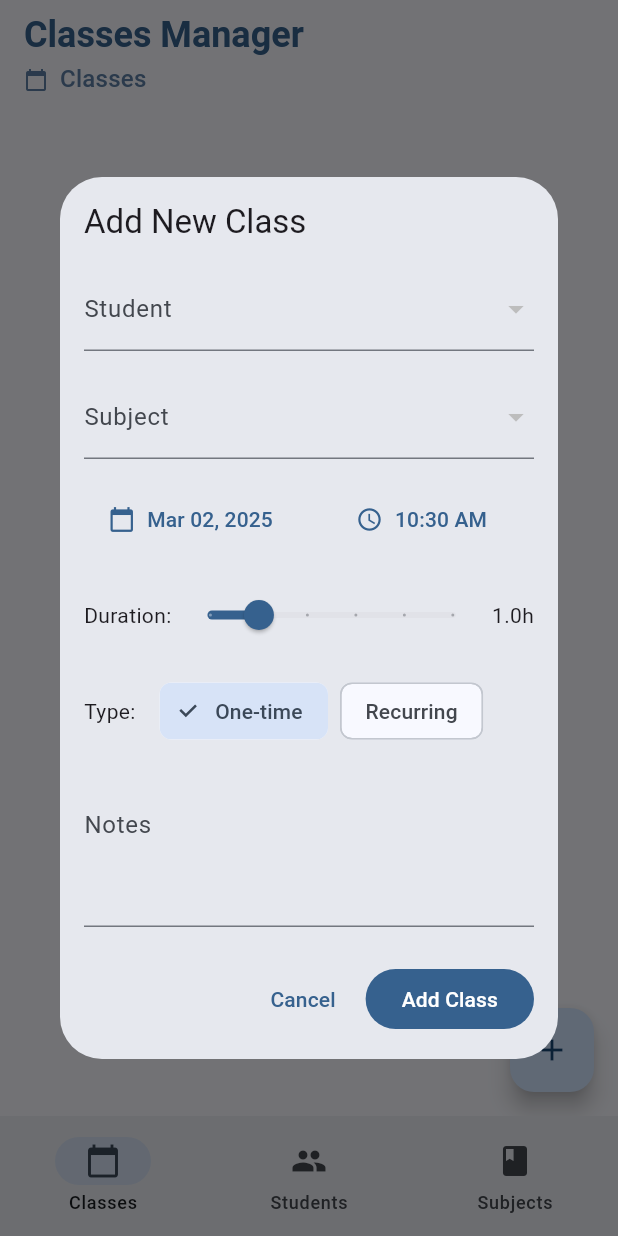
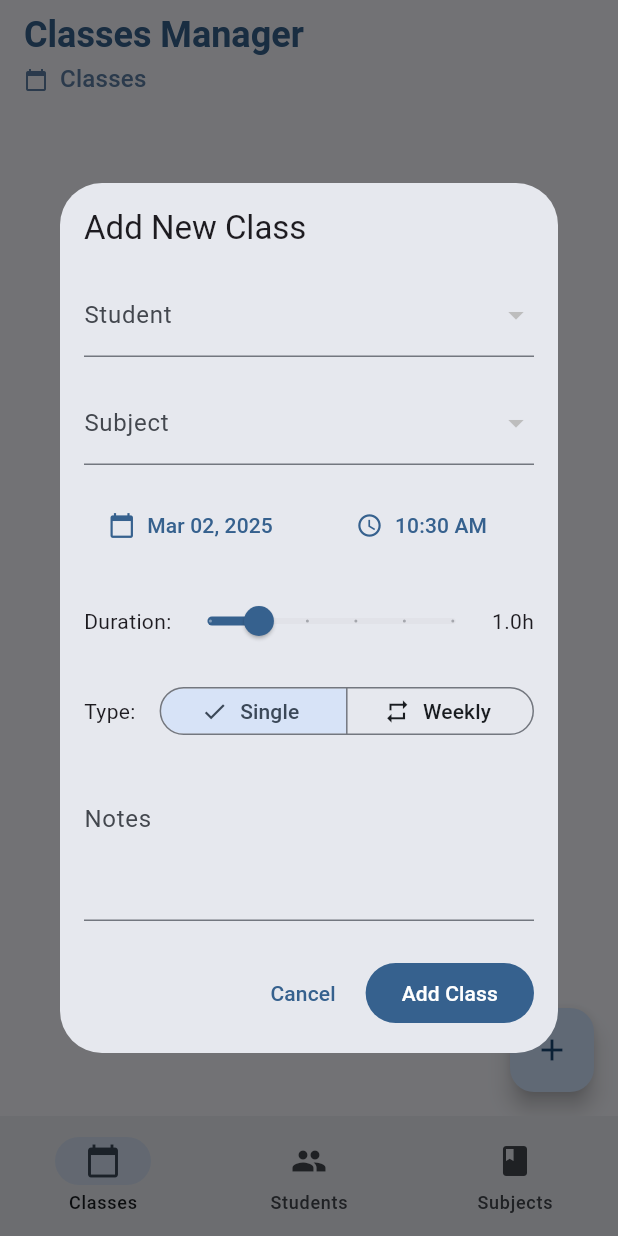
Before and after one commit to RMaster121/classes_manager, a Flutter app: the screen it shows after launch, after a tap on the "add" icon, on a phone screen of 412 x 824 dp. Run offline on Flutter 3.47's test engine with Material 3 defaults, Android fonts, the phone set to English and light mode, and no system bars; our stand-ins replace google_fonts, sqflite; accounts and stored records are empty.

Commit message:
Refactor class type selection with SegmentedButton

```diff
--- a/lib/screens/classes_screen.dart
+++ b/lib/screens/classes_screen.dart
@@ -194,30 +194,37 @@ class _ClassesScreenState extends State<ClassesScreen> {
                             // Class Type Selection
                             Row(
                               children: [
-                                const Text('Type:'),
+                                Text(
+                                  'Type:',
+                                  style: Theme.of(context).textTheme.bodyMedium,
+                                ),
                                 const SizedBox(width: 16),
-                                ChoiceChip(
-                                  label: const Text('One-time'),
-                                  selected: _type == ClassType.oneTime,
-                                  onSelected: (selected) {
-                                    if (selected) {
+                                Expanded(
+                                  child: SegmentedButton<ClassType>(
+                                    segments: const [
+                                      ButtonSegment<ClassType>(
+                                        value: ClassType.oneTime,
+                                        icon: Icon(Icons.event),
+                                        label: Text('Single'),
+                                      ),
+                                      ButtonSegment<ClassType>(
+                                        value: ClassType.recurring,
+                                        icon: Icon(Icons.repeat),
+                                        label: Text('Weekly'),
+                                      ),
+                                    ],
+                                    selected: {_type},
+                                    onSelectionChanged: (
+                                      Set<ClassType> selected,
+                                    ) {
                                       setDialogState(
-                                        () => _type = ClassType.oneTime,
+                                        () => _type = selected.first,
                                       );
-                                    }
-                                  },
-                                ),
-                                const SizedBox(width: 8),
-                                ChoiceChip(
-                                  label: const Text('Recurring'),
-                                  selected: _type == ClassType.recurring,
-                                  onSelected: (selected) {
-                                    if (selected) {
-                                      setDialogState(
-                                        () => _type = ClassType.recurring,
-                                      );
-                                    }
-                                  },
+                                    },
+                                    style: ButtonStyle(
+                                      visualDensity: VisualDensity.compact,
+                                    ),
+                                  ),
                                 ),
                               ],
                             ),
```
